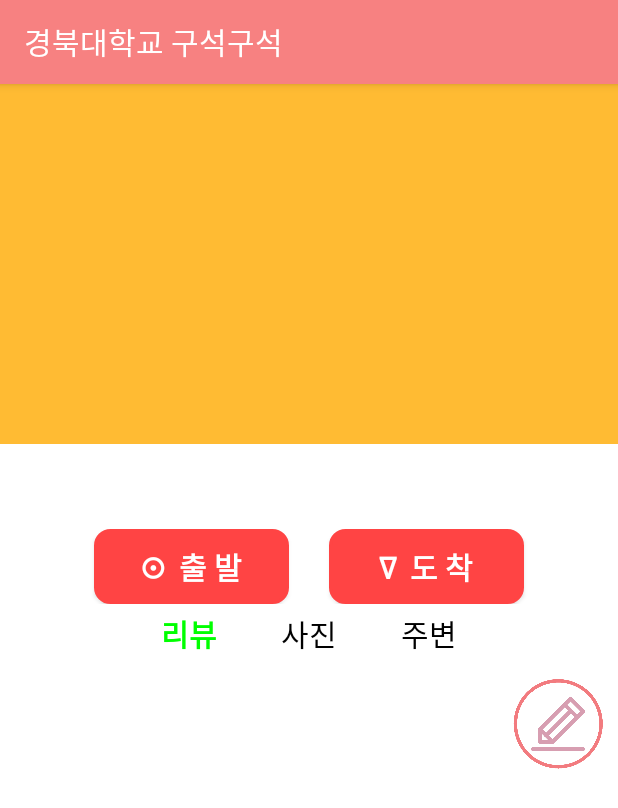
After one commit to donghyun-lgym/KNUeverywhere, an Android app: the MapInfoActivity screen opened directly, with no data from a screen before it, on a phone screen of 412 x 824 dp. The commit adds this screen. Shown: the top 808 px of the screen. Run offline under Robolectric (Android 15) with nearby library versions, the phone set to English and light mode, and no system bars; our stand-ins replace Firebase (no records; nobody signed in at launch, a user with empty details on screens opened directly).

Commit message:
리뷰 작성하기

```diff
--- /dev/null
+++ b/app/src/main/java/com/dongcompany/knueverywhere/ui/MapInfo/AroundFragment.java
@@ -0,0 +1,26 @@
+package com.dongcompany.knueverywhere.ui.MapInfo;
+
+import android.content.Context;
+import android.os.Bundle;
+import android.view.LayoutInflater;
+import android.view.View;
+import android.view.ViewGroup;
+
+import com.dongcompany.knueverywhere.R;
+
+import androidx.fragment.app.Fragment;
+
+public class AroundFragment extends Fragment {
+
+    private MapInfoActivity activity;
+    public AroundFragment(Context context) {
+        this.activity = (MapInfoActivity) context;
+    }
+
+    @Override
+    public View onCreateView(LayoutInflater inflater, ViewGroup container,
+                             Bundle savedInstanceState) {
+        // Inflate the layout for this fragment
+        return inflater.inflate(R.layout.fragment_around, container, false);
+    }
+}
--- /dev/null
+++ b/app/src/main/java/com/dongcompany/knueverywhere/ui/MapInfo/MapInfoActivity.java
@@ -0,0 +1,111 @@
+package com.dongcompany.knueverywhere.ui.MapInfo;
+
+import androidx.appcompat.app.AppCompatActivity;
+
+import android.content.Intent;
+import android.graphics.Color;
+import android.graphics.Typeface;
+import android.os.Bundle;
+import android.view.View;
+import android.widget.Button;
+import android.widget.ImageView;
+import android.widget.TextView;
+
+import com.dongcompany.knueverywhere.R;
+
+public class MapInfoActivity extends AppCompatActivity {
+    private PicFragment picFragment;
+    private ReviewFragment reviewFragment;
+    private AroundFragment aroundFragment;
+
+
+    @Override
+    protected void onCreate(Bundle savedInstanceState) {
+        super.onCreate(savedInstanceState);
+        setContentView(R.layout.activity_map_info);
+
+
+        //이름 세팅
+        Intent intent = getIntent();
+        TextView NameTextView = findViewById(R.id.MapInfoActivity_NameTextView);
+        TextView subTextView = findViewById(R.id.MapInfoActivity_SubNameTextView);
+        NameTextView.setText(intent.getStringExtra("장소"));
+        subTextView.setText(intent.getStringExtra("설명"));
+
+        //이미지뷰 세팅
+        ImageView imageView = findViewById(R.id.MapInfoActivity_ImageView);
+        String course = intent.getStringExtra("코스명");
+        int courseNum = intent.getIntExtra("코스번호", -1);
+        String img_id2 = "R.drawable." + course + "_" + courseNum;
+        //imageView.setBackgroundResource(Integer.parseInt(img_id2));
+
+        //출발 and 도착 버튼 (경로찾기)
+        findViewById(R.id.MapInfoActivity_StartButton).setOnClickListener(new View.OnClickListener() {
+            @Override
+            public void onClick(View v) {
+
+            }
+        });
+        findViewById(R.id.MapInfoActivity_ArrivalButton).setOnClickListener(new View.OnClickListener() {
+            @Override
+            public void onClick(View v) {
+
+            }
+        });
+
+        //프래그먼트 초기화
+        picFragment = new PicFragment(this);
+        reviewFragment = new ReviewFragment(this, course, courseNum);
+        aroundFragment = new AroundFragment(this);
+        getSupportFragmentManager().beginTransaction().add(R.id.MapInfoActivity_FrameLayout, picFragment).commit();
+        getSupportFragmentManager().beginTransaction().add(R.id.MapInfoActivity_FrameLayout, reviewFragment).commit();
+        getSupportFragmentManager().beginTransaction().add(R.id.MapInfoActivity_FrameLayout, aroundFragment).commit();
+        getSupportFragmentManager().beginTransaction().show(reviewFragment).commit();
+        getSupportFragmentManager().beginTransaction().hide(picFragment).commit();
+        getSupportFragmentManager().beginTransaction().hide(aroundFragment).commit();
+
+        //메뉴 버튼들 선택 시 프래그먼트 전환
+        final TextView picButton = findViewById(R.id.MapInfoActivity_picButton);
+        final TextView aroundButton = findViewById(R.id.MapInfoActivity_aroundButton);
+        final TextView reviewButton = findViewById(R.id.MapInfoActivity_reviewButton);
+        reviewButton.setTextColor(Color.GREEN);
+        reviewButton.setTypeface(null, Typeface.BOLD);
+        picButton.setOnClickListener(new View.OnClickListener() {
+            @Override
+            public void onClick(View v) {
+                getSupportFragmentManager().beginTransaction().hide(reviewFragment).commit();
+                getSupportFragmentManager().beginTransaction().hide(aroundFragment).commit();
+                getSupportFragmentManager().beginTransaction().show(picFragment).commit();
+                aroundButton.setTextColor(Color.BLACK); reviewButton.setTextColor(Color.BLACK);
+                aroundButton.setTypeface(null, Typeface.NORMAL); reviewButton.setTypeface(null, Typeface.NORMAL);
+                picButton.setTextColor(Color.GREEN);
+                picButton.setTypeface(null, Typeface.BOLD);
+            }
+        });
+        aroundButton.setOnClickListener(new View.OnClickListener() {
+            @Override
+            public void onClick(View v) {
+                getSupportFragmentManager().beginTransaction().hide(reviewFragment).commit();
+                getSupportFragmentManager().beginTransaction().hide(picFragment).commit();
+                getSupportFragmentManager().beginTransaction().show(aroundFragment).commit();
+                picButton.setTextColor(Color.BLACK); reviewButton.setTextColor(Color.BLACK);
+                picButton.setTypeface(null, Typeface.NORMAL); reviewButton.setTypeface(null, Typeface.NORMAL);
+                aroundButton.setTextColor(Color.GREEN);
+                aroundButton.setTypeface(null, Typeface.BOLD);
+            }
+        });
+        reviewButton.setOnClickListener(new View.OnClickListener() {
+            @Override
+            public void onClick(View v) {
+                getSupportFragmentManager().beginTransaction().hide(picFragment).commit();
+                getSupportFragmentManager().beginTransaction().hide(aroundFragment).commit();
+                getSupportFragmentManager().beginTransaction().show(reviewFragment).commit();
+                picButton.setTextColor(Color.BLACK); aroundButton.setTextColor(Color.BLACK);
+                picButton.setTypeface(null, Typeface.NORMAL); aroundButton.setTypeface(null, Typeface.NORMAL);
+                reviewButton.setTextColor(Color.GREEN);
+                reviewButton.setTypeface(null, Typeface.BOLD);
+            }
+        });
+
+    }
+}
--- /dev/null
+++ b/app/src/main/java/com/dongcompany/knueverywhere/ui/MapInfo/PicFragment.java
@@ -0,0 +1,26 @@
+package com.dongcompany.knueverywhere.ui.MapInfo;
+
+import android.content.Context;
+import android.os.Bundle;
+import android.view.LayoutInflater;
+import android.view.View;
+import android.view.ViewGroup;
+
+import com.dongcompany.knueverywhere.R;
+
+import androidx.fragment.app.Fragment;
+
+public class PicFragment extends Fragment {
+
+    private MapInfoActivity activity;
+    public PicFragment(Context context) {
+        this.activity = (MapInfoActivity) context;
+    }
+
+    @Override
+    public View onCreateView(LayoutInflater inflater, ViewGroup container,
+                             Bundle savedInstanceState) {
+        // Inflate the layout for this fragment
+        return inflater.inflate(R.layout.fragment_pic, container, false);
+    }
+}
--- /dev/null
+++ b/app/src/main/java/com/dongcompany/knueverywhere/ui/MapInfo/ReviewFragment.kt
@@ -0,0 +1,61 @@
+package com.dongcompany.knueverywhere.ui.MapInfo
+
+import android.os.Bundle
+import android.util.Log
+import android.view.LayoutInflater
+import android.view.View
+import android.view.ViewGroup
+import android.widget.Button
+import androidx.fragment.app.Fragment
+import androidx.recyclerview.widget.LinearLayoutManager
+import androidx.recyclerview.widget.RecyclerView
+import com.dongcompany.knueverywhere.R
+import com.google.firebase.firestore.FirebaseFirestore
+
+
+class ReviewFragment(val context: MapInfoActivity, val course: String, val CourseNum: Int) : Fragment() {
+    private lateinit var adapter: Review_rvAdapter
+    val db = FirebaseFirestore.getInstance()
+
+    override fun onCreate(savedInstanceState: Bundle?) {
+        super.onCreate(savedInstanceState)
+
+    }
+
+    override fun onCreateView(inflater: LayoutInflater, container: ViewGroup?,
+                              savedInstanceState: Bundle?): View? {
+        val root = inflater.inflate(R.layout.fragment_review, container, false)
+        adapter = Review_rvAdapter(context)
+        val recyclerView:RecyclerView = root.findViewById(R.id.ReviewFragment_RecyclerView)
+        val manager: LinearLayoutManager = LinearLayoutManager(context);
+        manager.setOrientation(
+                LinearLayoutManager.VERTICAL
+        );
+        recyclerView.setLayoutManager(manager);
+
+        recyclerView.adapter = adapter
+        //db로부터 로드
+        db.collection("review").document(course).collection(CourseNum.toString())
+                .get()
+                .addOnSuccessListener { result ->
+                    for (document in result) {
+                        val name:String = document.data.get("이름") as String
+                        val date:String = document.data.get("날짜") as String
+                        val id:String = document.data.get("ID") as String
+                        val content:String = document.data.get("내용") as String
+                        adapter.addItem(Info(name, id, date, content))
+                    }
+                    adapter.setListSort();
+                }
+                .addOnFailureListener{ result ->
+                    Log.e("MainActivity. 데이터로드 에러", "data load error")
+                }
+
+        //작성 버튼
+        root.findViewById<Button>(R.id.ReviewFragment_writeButton).setOnClickListener(View.OnClickListener {
+
+        })
+        return root
+    }
+
+}
--- /dev/null
+++ b/app/src/main/res/layout/activity_map_info.xml
@@ -0,0 +1,121 @@
+<?xml version="1.0" encoding="utf-8"?>
+<LinearLayout xmlns:android="http://schemas.android.com/apk/res/android"
+    xmlns:app="http://schemas.android.com/apk/res-auto"
+    xmlns:tools="http://schemas.android.com/tools"
+    android:layout_width="match_parent"
+    android:layout_height="match_parent"
+    android:orientation="vertical"
+    android:background="@android:color/white"
+    tools:context=".ui.MapInfo.MapInfoActivity">
+
+    <androidx.core.widget.NestedScrollView
+        android:layout_width="match_parent"
+        android:layout_height="match_parent">
+
+        <LinearLayout
+            android:layout_width="match_parent"
+            android:orientation="vertical"
+            android:layout_height="match_parent">
+            <!--    여기에 해당 이미지뷰 삽입-->
+            <ImageView
+                android:layout_width="match_parent"
+                android:layout_height="240dp"
+                android:id="@+id/MapInfoActivity_ImageView"
+                android:background="@android:color/holo_orange_light"/>
+
+            <LinearLayout
+                android:layout_marginTop="3dp"
+                android:orientation="horizontal"
+                android:layout_width="match_parent"
+                android:gravity="center"
+                android:layout_height="50dp">
+                <TextView
+                    android:id="@+id/MapInfoActivity_NameTextView"
+                    android:layout_width="wrap_content"
+                    android:layout_height="wrap_content"
+                    android:text="이름이름"
+                    android:layout_marginLeft="20dp"
+                    android:textSize="30dp"
+                    android:gravity="right"
+                    android:textColor="@android:color/black"/>
+                <TextView
+                    android:id="@+id/MapInfoActivity_SubNameTextView"
+                    android:layout_width="wrap_content"
+                    android:layout_height="wrap_content"
+                    android:text="설명설명"
+                    android:layout_marginLeft="10dp"
+                    android:textSize="20dp"
+                    />
+            </LinearLayout>
+
+            <LinearLayout
+                android:layout_marginTop="3dp"
+                android:orientation="horizontal"
+                android:layout_width="match_parent"
+                android:gravity="center"
+                android:layout_height="50dp">
+
+                <Button
+                    android:id="@+id/MapInfoActivity_StartButton"
+                    android:layout_width="130dp"
+                    android:layout_height="50dp"
+                    android:text="⊙  출 발"
+                    android:textColor="@android:color/white"
+                    android:textSize="20dp"
+                    android:layout_marginRight="13dp"
+                    android:textStyle="bold"
+                    android:background="@drawable/design_button2"/>
+
+                <Button
+                    android:id="@+id/MapInfoActivity_ArrivalButton"
+                    android:layout_width="130dp"
+                    android:layout_height="50dp"
+                    android:text="∇  도 착"
+                    android:textColor="@android:color/white"
+                    android:textSize="20dp"
+                    android:layout_marginLeft="13dp"
+                    android:textStyle="bold"
+                    android:background="@drawable/design_button2"/>
+            </LinearLayout>
+
+            <LinearLayout
+                android:layout_marginHorizontal="10dp"
+                android:orientation="horizontal"
+                android:layout_width="match_parent"
+                android:gravity="center"
+                android:layout_height="40dp">
+
+                <TextView
+                    android:id="@+id/MapInfoActivity_reviewButton"
+                    android:layout_width="80dp"
+                    android:layout_height="40dp"
+                    android:text="리뷰"
+                    android:textColor="@android:color/black"
+                    android:gravity="center"
+                    android:textSize="20dp"/>
+                <TextView
+                    android:id="@+id/MapInfoActivity_picButton"
+                    android:layout_width="80dp"
+                    android:layout_height="40dp"
+                    android:text="사진"
+                    android:gravity="center"
+                    android:textColor="@android:color/black"
+                    android:textSize="20dp"/>
+                <TextView
+                    android:id="@+id/MapInfoActivity_aroundButton"
+                    android:layout_width="80dp"
+                    android:layout_height="40dp"
+                    android:gravity="center"
+                    android:text="주변"
+                    android:textColor="@android:color/black"
+                    android:textSize="20dp"/>
+            </LinearLayout>
+
+            <FrameLayout
+                android:layout_width="match_parent"
+                android:layout_height="match_parent"
+                android:id="@+id/MapInfoActivity_FrameLayout"/>
+        </LinearLayout>
+
+    </androidx.core.widget.NestedScrollView>
+</LinearLayout>
--- /dev/null
+++ b/app/src/main/res/layout/fragment_review.xml
@@ -0,0 +1,33 @@
+<?xml version="1.0" encoding="utf-8"?>
+<androidx.constraintlayout.widget.ConstraintLayout xmlns:android="http://schemas.android.com/apk/res/android"
+    xmlns:app="http://schemas.android.com/apk/res-auto"
+    xmlns:tools="http://schemas.android.com/tools"
+    android:layout_width="match_parent"
+    android:layout_height="match_parent"
+    android:orientation="vertical">
+
+    <Button
+        app:layout_constraintTop_toTopOf="parent"
+        app:layout_constraintRight_toRightOf="parent"
+        android:layout_marginRight="10dp"
+        android:layout_marginTop="10dp"
+        android:id="@+id/ReviewFragment_writeButton"
+        android:background="@drawable/review_icon"
+        android:layout_width="60dp"
+        android:layout_height="60dp"></Button>
+
+    <androidx.recyclerview.widget.RecyclerView
+        app:layout_constraintTop_toTopOf="parent"
+        app:layout_constraintRight_toRightOf="parent"
+        app:layout_constraintLeft_toLeftOf="parent"
+        android:id="@+id/ReviewFragment_RecyclerView"
+        android:layout_width="match_parent"
+        android:layout_height="wrap_content"
+        >
+<!--        android:scrollbarSize="2dp"-->
+<!--        android:scrollbars="vertical">-->
+    </androidx.recyclerview.widget.RecyclerView>
+
+
+
+</androidx.constraintlayout.widget.ConstraintLayout>
```
Also changed, not shown: app/src/main/java/com/dongcompany/knueverywhere/ui/Map/MapFragment.java (+8 -4 lines), app/src/main/java/com/dongcompany/knueverywhere/ui/MapInfo/Review_rvAdapter.kt (added, +82 -0 lines), app/src/main/res/drawable-v24/item_border.xml (added, +16 -0 lines), app/src/main/res/layout/fragment_around.xml (added, +30 -0 lines), app/src/main/res/layout/fragment_pic.xml (added, +30 -0 lines), app/src/main/res/layout/review_recyclerview_item.xml (added, +37 -0 lines), app/src/main/res/drawable/review_icon.png (added).
